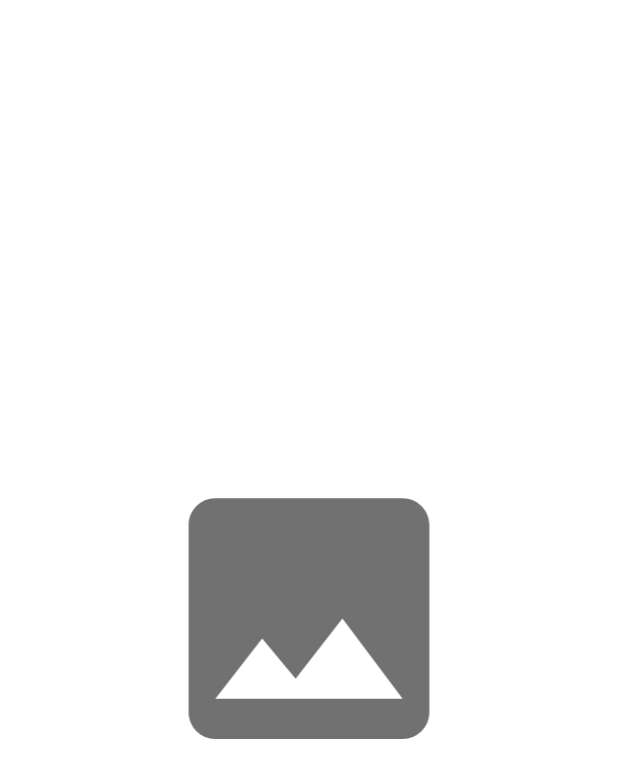
After one commit to pogrib0k/Agrobib-Messanger, an Android app: the SplashScreenActivity screen opened directly, with no data from a screen before it, on a phone screen of 412 x 824 dp. The commit adds this screen. Shown: the top 778 px of the screen. Run offline under Robolectric (Android 15) with nearby library versions, the phone set to English and light mode, and no system bars; our stand-ins replace Firebase (no records; nobody signed in at launch, a user with empty details on screens opened directly).

Commit message:
[iss#8] Added splash screen

```diff
--- a/app/build.gradle
+++ b/app/build.gradle
@@ -1,6 +1,7 @@
 plugins {
     id 'com.android.application'
     id 'kotlin-android'
+    id 'kotlin-android-extensions'
     id 'com.google.gms.google-services'
 }
 
@@ -39,6 +40,9 @@ dependencies {
     // Add the dependency for the Firebase SDK for Google Analytics
     // When using the BoM, don't specify versions in Firebase dependencies
     implementation 'com.google.firebase:firebase-analytics-ktx'
+    // Declare the dependency for the Firebase Authentication library
+    // When using the BoM, you don't specify versions in Firebase library dependencies
+    implementation 'com.google.firebase:firebase-auth-ktx'
 
     implementation "org.jetbrains.kotlin:kotlin-stdlib:$kotlin_version"
     implementation 'androidx.core:core-ktx:1.3.2'
--- a/app/src/main/java/com/nubip/agrobib_messenger/MainActivity.kt
+++ b/app/src/main/java/com/nubip/agrobib_messenger/LoginActivity.kt
@@ -3,7 +3,7 @@ package com.nubip.agrobib_messenger
 import androidx.appcompat.app.AppCompatActivity
 import android.os.Bundle
 
-class MainActivity : AppCompatActivity() {
+class LoginActivity : AppCompatActivity() {
     override fun onCreate(savedInstanceState: Bundle?) {
         super.onCreate(savedInstanceState)
         setContentView(R.layout.activity_main)
--- /dev/null
+++ b/app/src/main/java/com/nubip/agrobib_messenger/SplashScreenActivity.kt
@@ -0,0 +1,35 @@
+package com.nubip.agrobib_messenger
+
+import android.content.Intent
+import androidx.appcompat.app.AppCompatActivity
+import android.os.Bundle
+import com.google.firebase.auth.FirebaseUser
+import com.google.firebase.auth.ktx.auth
+import com.google.firebase.ktx.Firebase
+import kotlinx.android.synthetic.main.activity_splash_screen.*
+
+class SplashScreenActivity : AppCompatActivity() {
+    override fun onCreate(savedInstanceState: Bundle?) {
+        super.onCreate(savedInstanceState)
+        setContentView(R.layout.activity_splash_screen)
+
+        splashScreenImage.alpha = 0f
+
+        splashScreenImage.animate().setDuration(1500).alpha(1f).withEndAction {
+            val currentUser = Firebase.auth.currentUser
+            changeActivity(currentUser)
+        }
+    }
+
+    private fun changeActivity(currentUser: FirebaseUser?) {
+        if (currentUser != null) {
+            val chatActivity = Intent(this, ChatActivity::class.java)
+            startActivity(chatActivity)
+        } else {
+            val loginActivity = Intent(this, LoginActivity::class.java)
+            startActivity(loginActivity)
+        }
+        overridePendingTransition(android.R.anim.fade_in, android.R.anim.fade_out)
+        finish()
+    }
+}
--- /dev/null
+++ b/app/src/main/res/drawable/ic_baseline_image_24.xml
@@ -0,0 +1,5 @@
+<vector android:alpha="0.93" android:height="24dp"
+    android:tint="?attr/colorControlNormal" android:viewportHeight="24"
+    android:viewportWidth="24" android:width="24dp" xmlns:android="http://schemas.android.com/apk/res/android">
+    <path android:fillColor="@android:color/white" android:pathData="M21,19V5c0,-1.1 -0.9,-2 -2,-2H5c-1.1,0 -2,0.9 -2,2v14c0,1.1 0.9,2 2,2h14c1.1,0 2,-0.9 2,-2zM8.5,13.5l2.5,3.01L14.5,12l4.5,6H5l3.5,-4.5z"/>
+</vector>
--- a/app/src/main/res/layout/activity_main.xml
+++ b/app/src/main/res/layout/activity_main.xml
@@ -5,7 +5,7 @@
     android:layout_width="match_parent"
     android:layout_height="match_parent"
     android:background="@drawable/login_background"
-    tools:context=".MainActivity">
+    tools:context=".LoginActivity">
 
     <EditText
         android:id="@+id/editTextTextPassword"
--- /dev/null
+++ b/app/src/main/res/layout/activity_splash_screen.xml
@@ -0,0 +1,18 @@
+<?xml version="1.0" encoding="utf-8"?>
+<androidx.constraintlayout.widget.ConstraintLayout xmlns:android="http://schemas.android.com/apk/res/android"
+    xmlns:app="http://schemas.android.com/apk/res-auto"
+    xmlns:tools="http://schemas.android.com/tools"
+    android:layout_width="match_parent"
+    android:layout_height="match_parent"
+    tools:context=".SplashScreenActivity">
+
+    <ImageView
+        android:id="@+id/splashScreenImage"
+        android:layout_width="249dp"
+        android:layout_height="214dp"
+        app:layout_constraintBottom_toBottomOf="parent"
+        app:layout_constraintEnd_toEndOf="parent"
+        app:layout_constraintStart_toStartOf="parent"
+        app:layout_constraintTop_toTopOf="parent"
+        app:srcCompat="@drawable/ic_baseline_image_24" />
+</androidx.constraintlayout.widget.ConstraintLayout>
```
Also changed, not shown: app/src/main/AndroidManifest.xml (+7 -2 lines), app/src/main/java/com/nubip/agrobib_messenger/ChatActivity.kt (added, +11 -0 lines), app/src/main/res/layout/activity_chat.xml (added, +18 -0 lines).
